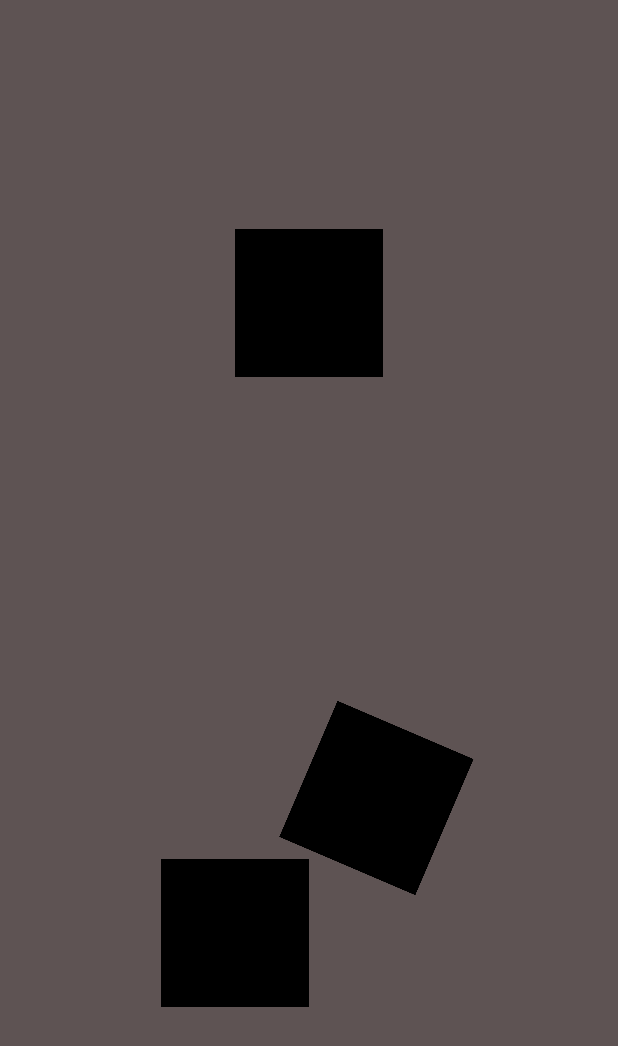
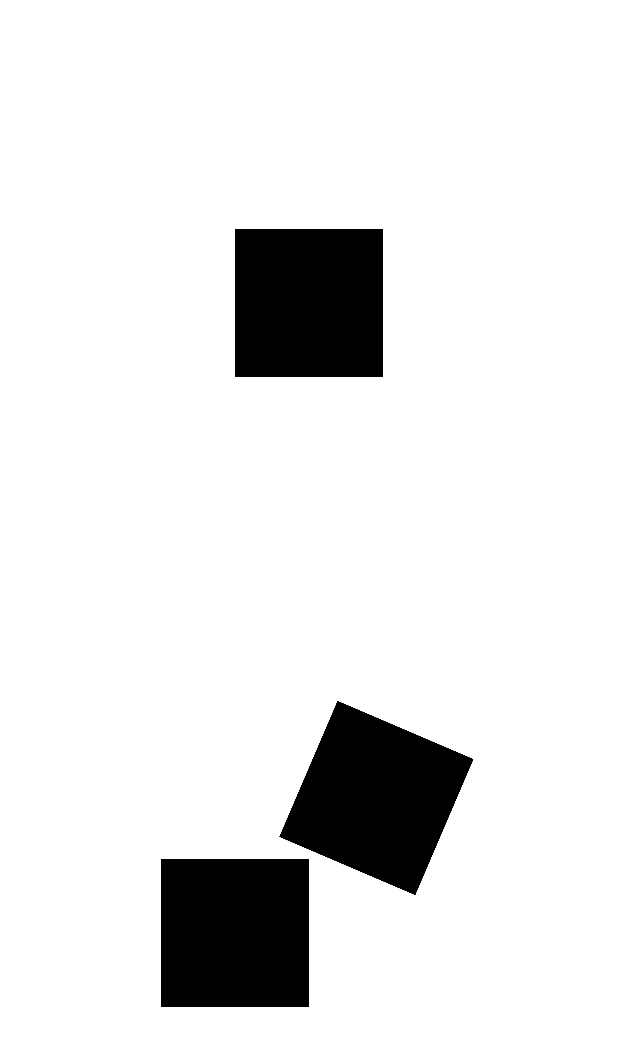
Before and after one commit to ErlendTyrmi/TwoBlackDice, an Android app: the screen it shows after launch (MenuActivity), on a phone screen of 412 x 824 dp. Shown: the top 1046 px of the screen. Run offline under Robolectric (Android 15) with nearby library versions, the phone set to English and light mode, and no system bars.

Commit message:
better sfx

```diff
--- a/app/src/main/java/com/tyrmi/twoblackdice/DiceActivity.kt
+++ b/app/src/main/java/com/tyrmi/twoblackdice/DiceActivity.kt
@@ -70,7 +70,7 @@ class DiceActivity : AppCompatActivity() {
             animationHandler.postDelayed(showDiceAfterUpdate, 120) // Before anim2 starts
             animationHandler.postDelayed(
                 makeClickableAfterDelay,
-                1350
+                830
             ) // Not clickable until sound is done
 
             // Play sound
--- a/app/src/main/res/layout/activity_menu.xml
+++ b/app/src/main/res/layout/activity_menu.xml
@@ -4,7 +4,7 @@
     xmlns:tools="http://schemas.android.com/tools"
     android:layout_width="match_parent"
     android:layout_height="match_parent"
-    android:background="#5E5353"
+    android:background="#FFFFFF"
     tools:context=".MenuActivity">
 
     <androidx.constraintlayout.widget.Guideline
```
